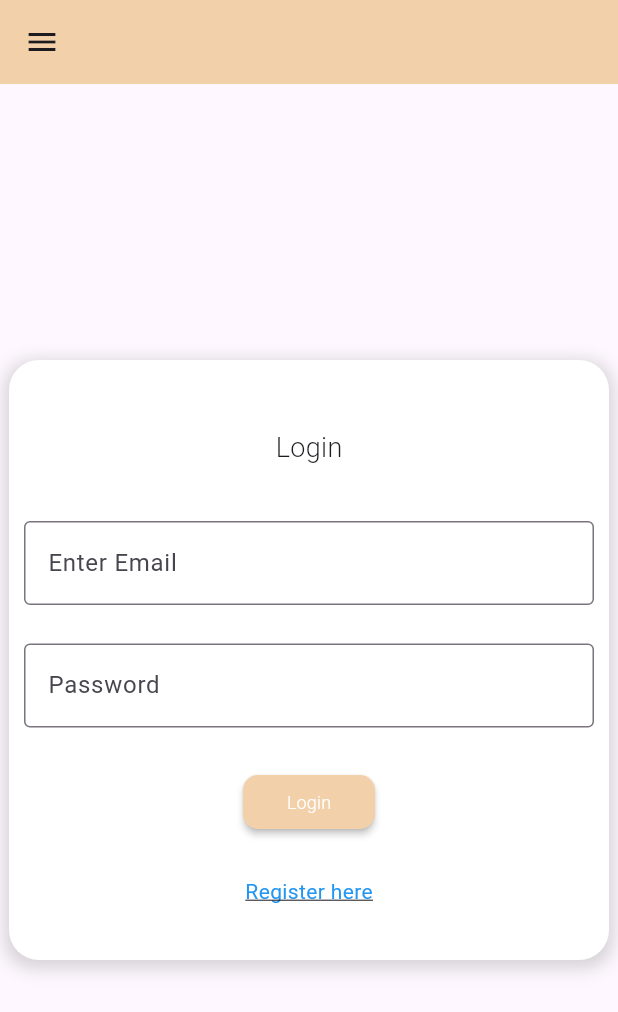
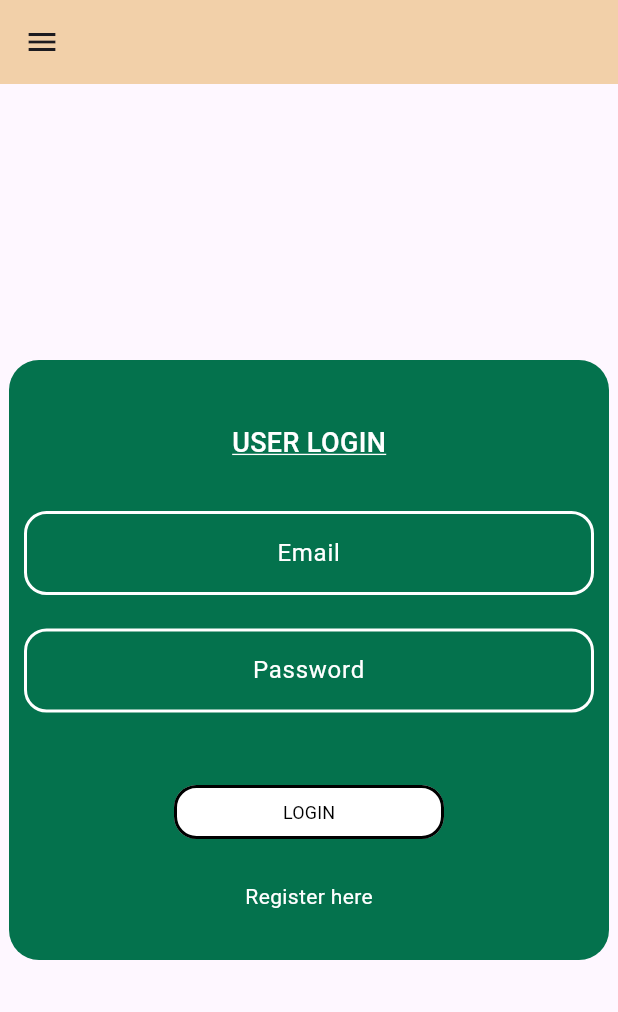
Before and after one commit to russellandrady/budgetplanner_flutter_app, a Flutter app: the screen it shows after launch, on a phone screen of 412 x 824 dp. Shown: the top 1012 px of the screen. Run offline on Flutter 3.47's test engine with Material 3 defaults, Android fonts, the phone set to English and light mode, and no system bars; our stand-ins replace firebase_auth, firebase_core, flutter_slidable, fluttertoast; accounts and stored records are empty.

Commit message:
new ui designed

```diff
--- a/lib/main.dart
+++ b/lib/main.dart
@@ -22,9 +22,10 @@ class MyApp extends StatelessWidget {
       debugShowCheckedModeBanner: false,
       home: WelcomePage(),
       theme: ThemeData(
-          primaryColor: Color(0xFFA3A6CC),
+          primaryColor: Color(0xFF04724D),
           primaryColorLight: Color(0xFFE7E7E7),
-          primaryColorDark: Color(0xFFF2D0A9)),
+          primaryColorDark: Color(0xFFF2D0A9),
+          highlightColor: Colors.white),
       routes: {
         '/login': (context) => Login(),
         '/register': (context) => Register(),
--- a/lib/pages/login.dart
+++ b/lib/pages/login.dart
@@ -1,6 +1,8 @@
 import 'package:budgetplanner/services/auth_service.dart';
 import 'package:budgetplanner/utils/appbar.dart';
+import 'package:budgetplanner/utils/buttons_regular.dart';
 import 'package:budgetplanner/utils/left_menu.dart';
+import 'package:budgetplanner/utils/textfields_regular.dart';
 import 'package:flutter/material.dart';
 
 class Login extends StatelessWidget {
@@ -17,16 +19,16 @@ class Login extends StatelessWidget {
           height: 400.0,
           width: 400.0,
           decoration: BoxDecoration(
-            color: Colors.white,
+            color: Theme.of(context).primaryColor,
             borderRadius: BorderRadius.circular(20),
-            boxShadow: [
-              BoxShadow(
-                color: Colors.grey.withOpacity(0.4),
-                spreadRadius: 3,
-                blurRadius: 9,
-                offset: Offset(0, 3),
-              ),
-            ],
+            // boxShadow: [
+            //   BoxShadow(
+            //     color: Colors.grey.withOpacity(0.4),
+            //     spreadRadius: 3,
+            //     blurRadius: 9,
+            //     offset: Offset(0, 3),
+            //   ),
+            // ],
           ),
           child: Padding(
             padding: EdgeInsets.all(10.0),
@@ -36,45 +38,39 @@ class Login extends StatelessWidget {
                 const Padding(
                   padding: EdgeInsets.only(top: 10.0, bottom: 10.0),
                   child: Text(
-                    "Login",
-                    style: TextStyle(fontSize: 18, fontWeight: FontWeight.w300),
+                    "USER LOGIN",
+                    style: TextStyle(
+                        fontSize: 18,
+                        fontWeight: FontWeight.w500,
+                        color: Colors.white,
+                        decoration: TextDecoration.underline,
+                        decorationColor: Colors.white),
                   ),
                 ),
-                TextField(
-                  controller: _emailController,
-                  decoration: InputDecoration(
-                      border: OutlineInputBorder(), hintText: "Enter Email"),
-                ),
-                TextField(
-                  controller: _passwordController,
-                  obscureText: true,
-                  decoration: InputDecoration(
-                      border: OutlineInputBorder(), hintText: "Password"),
-                ),
-                MaterialButton(
-                  onPressed: () async {
+                TextfieldsRegular(
+                    fieldController: _emailController,
+                    textHint: "Email",
+                    fieldColor: Theme.of(context).highlightColor),
+                TextfieldsRegular(
+                    fieldController: _passwordController,
+                    textHint: "Password",
+                    fieldColor: Theme.of(context).highlightColor),
+                ButtonsRegular(
+                  name: "LOGIN",
+                  onSave: () async {
                     await AuthService().signin(
                         email: _emailController.text,
                         password: _passwordController.text,
                         context: context);
                   },
-                  color: Theme.of(context).primaryColorDark,
-                  shape: RoundedRectangleBorder(
-                      borderRadius: BorderRadius.circular(10)),
-                  child: const Text(
-                    "Login",
-                    style: TextStyle(
-                        fontSize: 12,
-                        fontWeight: FontWeight.w300,
-                        color: Colors.white),
-                  ),
+                  buttonColor: Theme.of(context).highlightColor,
                 ),
                 InkWell(
                   child: const Text(
                     'Register here',
                     style: TextStyle(
-                        color: Colors.blue,
-                        decoration: TextDecoration.underline),
+                      color: Colors.white,
+                    ),
                   ),
                   onTap: () {
                     Navigator.pushNamed(context, '/register');
--- /dev/null
+++ b/lib/utils/buttons_regular.dart
@@ -0,0 +1,33 @@
+import 'package:flutter/foundation.dart';
+import 'package:flutter/material.dart';
+import 'package:flutter/widgets.dart';
+
+class ButtonsRegular extends StatelessWidget {
+  final VoidCallback onSave;
+  final String name;
+  final Color buttonColor;
+  ButtonsRegular({super.key, required this.name, required this.onSave, required this.buttonColor});
+
+  @override
+  Widget build(BuildContext context) {
+    return Padding(
+      padding: const EdgeInsets.only(top: 20.0),
+      child: Container(
+        width: 180,
+        child: MaterialButton(
+          onPressed: onSave,
+          color: buttonColor,
+          elevation: 0,
+          shape: RoundedRectangleBorder(
+              side: BorderSide(width: 2.0),
+              borderRadius: BorderRadius.circular(15)),
+          child: Text(
+            name,
+            style: const TextStyle(
+                fontSize: 12, fontWeight: FontWeight.w400, color: Colors.black),
+          ),
+        ),
+      ),
+    );
+  }
+}
--- a/lib/utils/popoup_box.dart
+++ b/lib/utils/popoup_box.dart
@@ -1,4 +1,6 @@
+import 'package:budgetplanner/utils/buttons_regular.dart';
 import 'package:flutter/material.dart';
+import 'package:flutter/widgets.dart';
 
 class PopoupBox extends StatelessWidget {
   final budgetName;
@@ -14,7 +16,7 @@ class PopoupBox extends StatelessWidget {
   Widget build(BuildContext context) {
     return AlertDialog(
       content: Container(
-        height: 180,
+        height: 220,
         width: 300,
         child: Column(
           mainAxisAlignment: MainAxisAlignment.spaceEvenly,
@@ -23,29 +25,34 @@ class PopoupBox extends StatelessWidget {
               controller: budgetName,
               textAlign: TextAlign.center,
               decoration: InputDecoration(
-                hintText: "Ex: To by a car",
+                hintText: "Ex: To By a Car",
+                enabledBorder: OutlineInputBorder(
+                  borderRadius: BorderRadius.circular(15), // Rounded corners
+                  borderSide: BorderSide(
+                    // Change to your desired border color
+                    width: 2.0, // Change to your desired border width
+                  ),
+                ),
               ),
             ),
             TextField(
               controller: budgetAmount,
               textAlign: TextAlign.center,
-              decoration: InputDecoration(hintText: "Ex: 50"),
-            ),
-            Padding(
-              padding: const EdgeInsets.only(top: 10.0),
-              child: MaterialButton(
-                onPressed: onSave,
-                color: Theme.of(context).primaryColorLight,
-                shape: RoundedRectangleBorder(
-                    borderRadius: BorderRadius.circular(10)),
-                child: const Text(
-                  "ADD",
-                  style: TextStyle(
-                      fontSize: 12,
-                      fontWeight: FontWeight.w300,
-                      color: Colors.black),
+              decoration: InputDecoration(
+                hintText: "Ex: 50",
+                enabledBorder: OutlineInputBorder(
+                  borderRadius: BorderRadius.circular(15), // Rounded corners
+                  borderSide: BorderSide(
+                    // Change to your desired border color
+                    width: 2.0, // Change to your desired border width
+                  ),
                 ),
               ),
+            ),
+            ButtonsRegular(
+              name: 'ADD NEW TASK',
+              onSave: onSave,
+              buttonColor: Theme.of(context).primaryColorDark,
             )
           ],
         ),
--- /dev/null
+++ b/lib/utils/textfields_regular.dart
@@ -0,0 +1,26 @@
+import 'package:flutter/foundation.dart';
+import 'package:flutter/material.dart';
+
+class TextfieldsRegular extends StatelessWidget {
+  final fieldController;
+  final String textHint;
+  final Color fieldColor;
+  TextfieldsRegular({super.key, required this.fieldController, required this.textHint, required this.fieldColor});
+
+  @override
+  Widget build(BuildContext context) {
+    return TextField(
+      controller: fieldController,
+      textAlign: TextAlign.center,
+      style: TextStyle(color: fieldColor),
+      decoration: InputDecoration(
+        hintText: textHint,
+        hintStyle: TextStyle(color: fieldColor),
+        enabledBorder: OutlineInputBorder(
+          borderRadius: BorderRadius.circular(15), // Rounded corners
+          borderSide: BorderSide(width: 2.0, color: fieldColor),
+        ),
+      ),
+    );
+  }
+}
```
